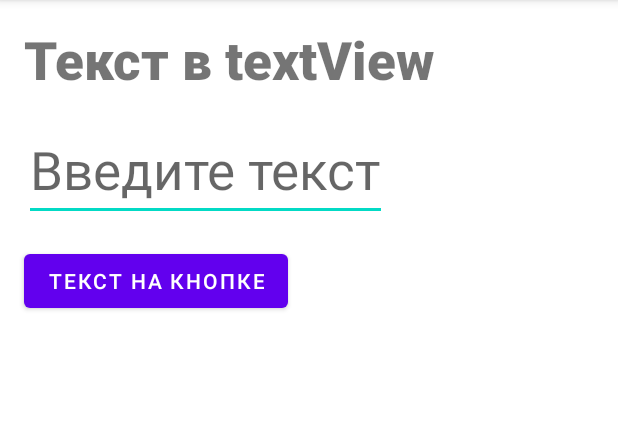
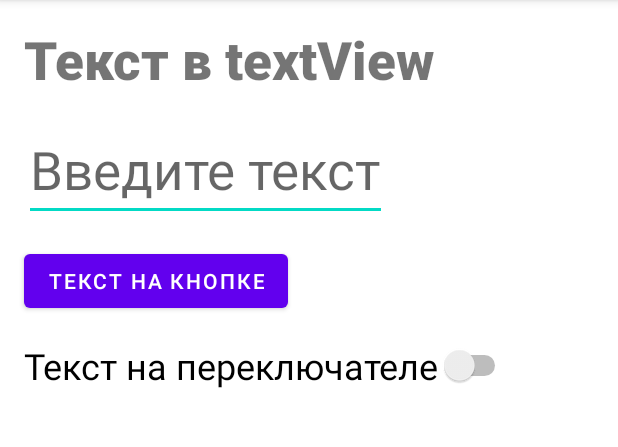
Before and after one commit to citizen-of-makondo/AndroidBasic, an Android app: the screen it shows after launch (MainActivity), on a phone screen of 412 x 824 dp, the part 84-531 px from its top. Run offline under Robolectric (Android 15) with nearby library versions, the phone set to English and light mode, and no system bars.

Commit message:
Added Switch

```diff
--- a/app/src/main/res/layout/activity_main.xml
+++ b/app/src/main/res/layout/activity_main.xml
@@ -32,7 +32,12 @@
         android:layout_marginTop="16dp"
         android:text="Текст на кнопке" />
 
-
-
+    <Switch
+        android:id="@+id/switchView"
+        android:layout_width="wrap_content"
+        android:layout_height="wrap_content"
+        android:layout_margin="16dp"
+        android:text="@string/textOnSwitch"
+        android:textSize="24dp" />
 
 </LinearLayout>
--- a/app/src/main/res/values/strings.xml
+++ b/app/src/main/res/values/strings.xml
@@ -2,4 +2,5 @@
     <string name="app_name">AndroidBasic</string>
     <string name="textInTextview">Текст в textView</string>
     <string name="writeYourText">Введите текст</string>
+    <string name="textOnSwitch">Текст на переключателе</string>
 </resources>
```
